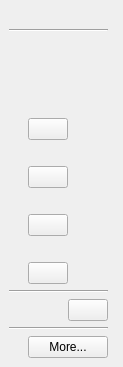
Old version of the form src/lib/other/siteinfowidget.ui in the repository osza-tools/osza-browser.
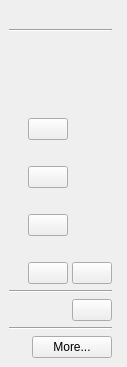
New version of the form.

What changed in the file:
```diff
--- a/src/lib/other/siteinfowidget.ui
+++ b/src/lib/other/siteinfowidget.ui
@@ -271,6 +271,11 @@
        </layout>
       </item>
       <item row="12" column="2">
+       <layout class="QHBoxLayout" name="threatBlockButtonsLayout">
+        <property name="spacing">
+         <number>4</number>
+        </property>
+        <item>
        <widget class="QPushButton" name="threatBlockButton">
         <property name="sizePolicy">
          <sizepolicy hsizetype="Maximum" vsizetype="Fixed">
@@ -279,6 +284,18 @@
          </sizepolicy>
         </property>
        </widget>
+        </item>
+        <item>
+         <widget class="QPushButton" name="threatBlockUpdateButton">
+          <property name="sizePolicy">
+           <sizepolicy hsizetype="Maximum" vsizetype="Fixed">
+            <horstretch>0</horstretch>
+            <verstretch>0</verstretch>
+           </sizepolicy>
+          </property>
+         </widget>
+        </item>
+       </layout>
       </item>
       <item row="0" column="0" colspan="3">
        <widget class="QLabel" name="titleLabel">
```
Lines whose indentation alone changed are shown as unchanged.
